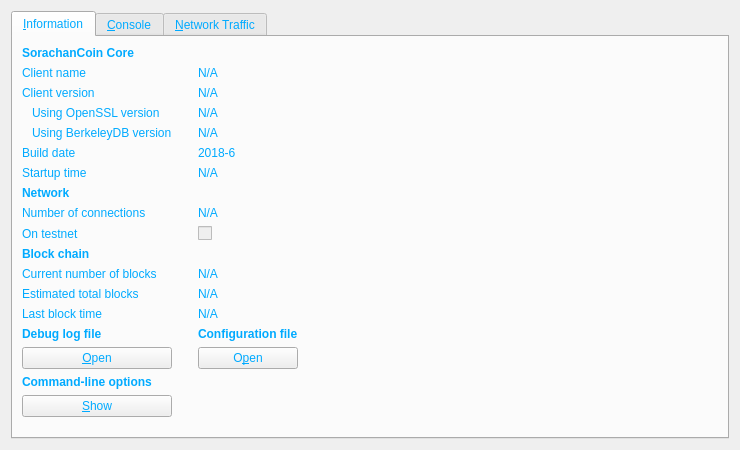
Qt form src/qt/forms/rpcconsole.ui (FromHDDtoSSD/SorachanCoin-qt) before a commit.
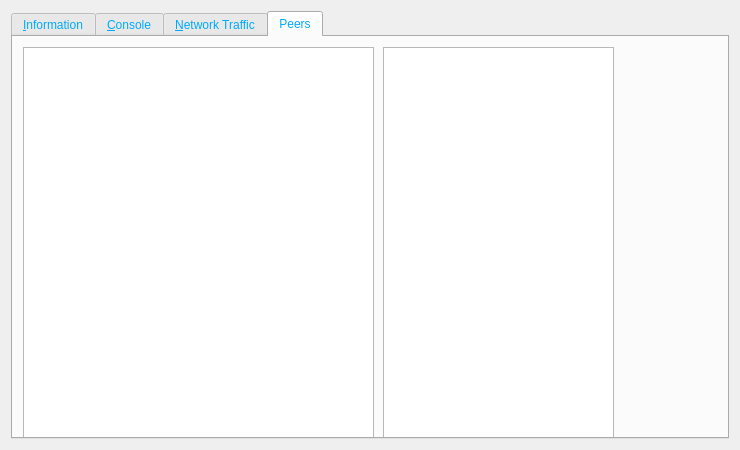
The same form after that commit. Icons and pictures are not drawn. Custom widgets are drawn as their Qt base class.

Commit message: SorachanCoin: implementing GUI Peers

```diff
--- a/src/qt/forms/rpcconsole.ui
+++ b/src/qt/forms/rpcconsole.ui
@@ -21,7 +21,7 @@
    <item>
     <widget class="QTabWidget" name="tabWidget">
      <property name="currentIndex">
-      <number>0</number>
+      <number>3</number>
      </property>
      <widget class="QWidget" name="tab_info">
       <attribute name="title">
@@ -926,6 +926,31 @@
        </item>
       </layout>
      </widget>
+     <widget class="QWidget" name="tab_peers">
+      <attribute name="title">
+       <string>Peers</string>
+      </attribute>
+      <widget class="QListView" name="peerslist">
+       <property name="geometry">
+        <rect>
+         <x>10</x>
+         <y>10</y>
+         <width>351</width>
+         <height>401</height>
+        </rect>
+       </property>
+      </widget>
+      <widget class="QListWidget" name="bansList">
+       <property name="geometry">
+        <rect>
+         <x>370</x>
+         <y>10</y>
+         <width>231</width>
+         <height>401</height>
+        </rect>
+       </property>
+      </widget>
+     </widget>
     </widget>
    </item>
   </layout>
```
Left out of the diff: 3 changed lines with no effect on the pictures. The commit also changes 7 other files.
